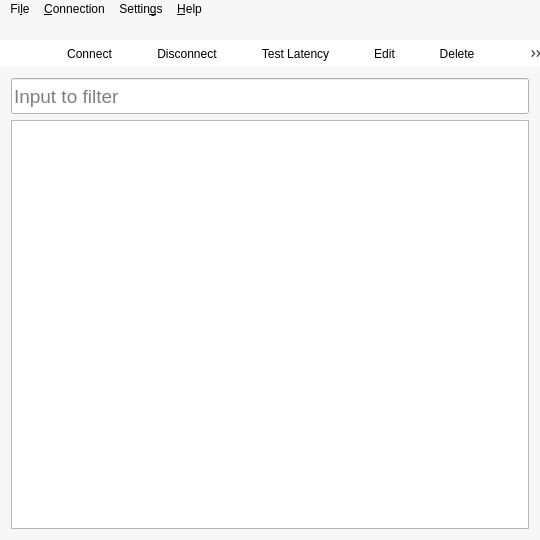
The window that ui/mainwindow.ui (Trojan-Qt5/Trojan-Qt5) describes before a commit, drawn with Qt 5.
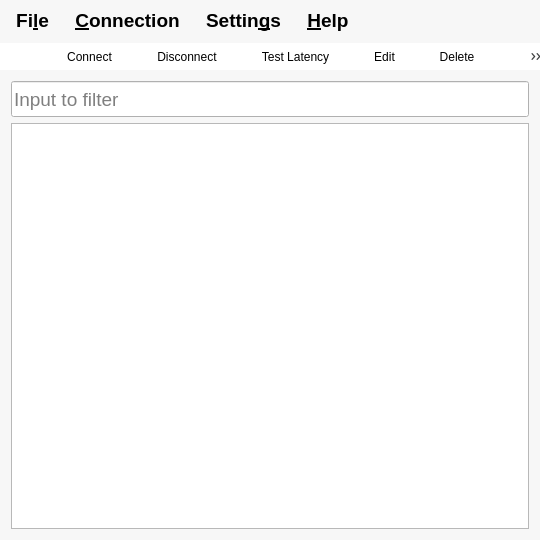
The same window after the commit. Icons and pictures are not drawn.

What changed in the file:
```diff
--- a/ui/mainwindow.ui
+++ b/ui/mainwindow.ui
@@ -210,7 +210,7 @@
      <x>0</x>
      <y>0</y>
      <width>540</width>
-     <height>40</height>
+     <height>41</height>
     </rect>
    </property>
    <property name="minimumSize">
@@ -219,12 +219,28 @@
      <height>40</height>
     </size>
    </property>
+   <property name="font">
+    <font>
+     <family>Arial</family>
+     <pointsize>14</pointsize>
+     <weight>75</weight>
+     <bold>true</bold>
+    </font>
+   </property>
    <property name="styleSheet">
     <string notr="true">QMenuBar
 {
      background: rgb(247,247,247);
 }
 
+QMenuBar::item
+{
+	padding-top: 10px;
+	padding-bottom: 10px;
+	padding-left: 10px;
+	padding-right: 10px;
+}
+
 QMenuBar::item::pressed
 {
 	background : rgb(64,155,255);
@@ -278,6 +294,8 @@
     <property name="font">
      <font>
       <family>Arial</family>
+      <weight>50</weight>
+      <bold>false</bold>
      </font>
     </property>
     <property name="title">
@@ -369,11 +387,21 @@
    <property name="text">
     <string>&amp;Delete</string>
    </property>
+   <property name="font">
+    <font>
+     <family>Arial</family>
+    </font>
+   </property>
   </action>
   <action name="actionEdit">
    <property name="text">
     <string>&amp;Edit</string>
    </property>
+   <property name="font">
+    <font>
+     <family>Arial</family>
+    </font>
+   </property>
   </action>
   <action name="Placeholder">
    <property name="text">
@@ -390,6 +418,11 @@
    <property name="text">
     <string>&amp;Connect</string>
    </property>
+   <property name="font">
+    <font>
+     <family>Arial</family>
+    </font>
+   </property>
    <property name="shortcut">
     <string>Return</string>
    </property>
@@ -398,6 +431,11 @@
    <property name="text">
     <string>D&amp;isconnect</string>
    </property>
+   <property name="font">
+    <font>
+     <family>Arial</family>
+    </font>
+   </property>
    <property name="shortcut">
     <string>Return</string>
    </property>
@@ -450,6 +488,11 @@
    <property name="text">
     <string>&amp;Share</string>
    </property>
+   <property name="font">
+    <font>
+     <family>Arial</family>
+    </font>
+   </property>
   </action>
   <action name="actionReportBug">
    <property name="text">
@@ -463,6 +506,11 @@
    <property name="toolTip">
     <string>Test the latency of selected connection</string>
    </property>
+   <property name="font">
+    <font>
+     <family>Arial</family>
+    </font>
+   </property>
   </action>
   <action name="actionTestAllLatency">
    <property name="text">
@@ -506,6 +554,11 @@
    <property name="text">
     <string>&amp;Move Up</string>
    </property>
+   <property name="font">
+    <font>
+     <family>Arial</family>
+    </font>
+   </property>
   </action>
   <action name="actionMoveDown">
    <property name="icon">
@@ -515,6 +568,11 @@
    <property name="text">
     <string>Mo&amp;ve Down</string>
    </property>
+   <property name="font">
+    <font>
+     <family>Arial</family>
+    </font>
+   </property>
   </action>
   <action name="actionShowFilterBar">
    <property name="checkable">
```
Left out of the diff: 126 changed lines with no effect on the pictures.
